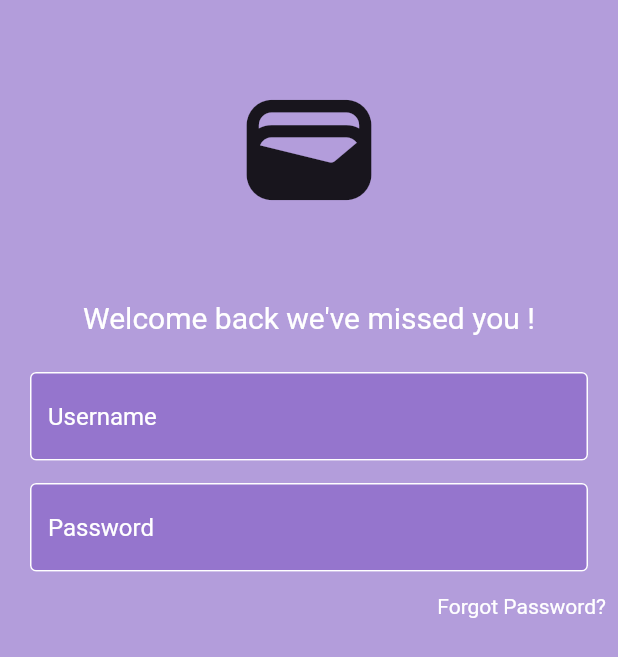
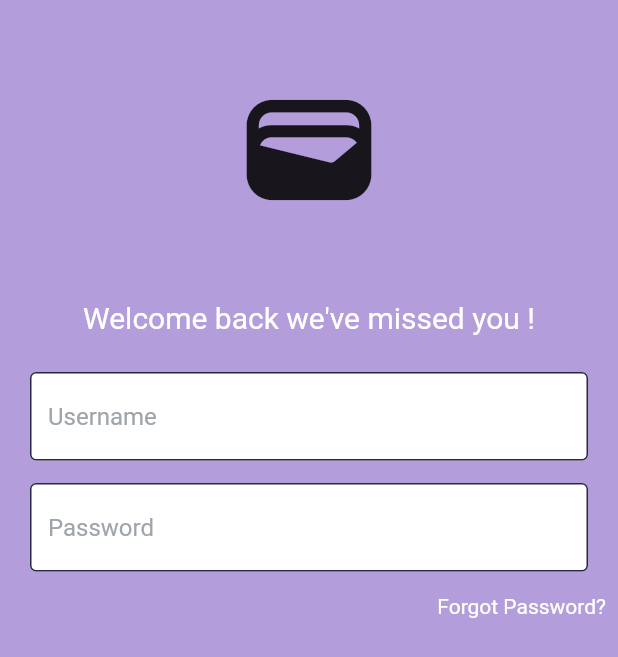
Before and after one commit to MajorTimberWolf/Expense-Tracker, a Flutter app: the screen it shows after launch, on a phone screen of 412 x 824 dp. Shown: the top 657 px of the screen. Run offline on Flutter 3.47's test engine with Material 2 defaults, Android fonts, the phone set to English and light mode, and no system bars.

Commit message:
made changes to the text color

```diff
--- a/lib/utilities/my_textfield.dart
+++ b/lib/utilities/my_textfield.dart
@@ -23,18 +23,18 @@ class MyTextField extends StatelessWidget {
           decoration: InputDecoration(
         enabledBorder: OutlineInputBorder(
           borderSide: BorderSide(
-            color: Colors.white,
+            color: Color(0xFF252945),
           ),
         ),
         focusedBorder: OutlineInputBorder(
           borderSide: BorderSide(
-            color: Colors.grey.shade500,
+            color: Colors.black,
           ),
         ),
-        fillColor: Colors.deepPurple.shade300,
+        fillColor: Colors.white,
         filled: true,
         hintText: hintText,
-        hintStyle: TextStyle(color: Colors.white), //to hint the user what and where to type stuff
+        hintStyle: TextStyle(color: Color(0xFF9fa5aa)), //to hint the user what and where to type stuff
       )),
     );
   }
```
